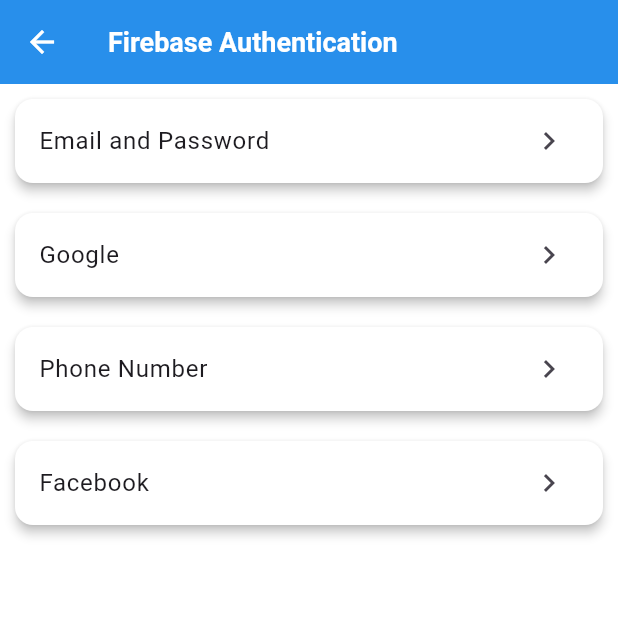
After one commit to TirumalPhutane/Task-app, a Flutter app: the FirebaseAuthScreen screen opened by its route, on a phone screen of 412 x 824 dp, the top half of it. The commit adds this screen. Run offline on Flutter 3.47's test engine with Material 3 defaults, Android fonts, the phone set to English and light mode, and no system bars; our stand-ins replace async_redux, file_picker, firebase_auth, firebase_core, firebase_crashlytics, firebase_messaging and 8 more; missing offline and left inert: firebase_app_installations, firebase_in_app_messaging; accounts and stored records are empty.

Commit message:
added screen for authentication routing

```diff
--- /dev/null
+++ b/lib/firebase/firebase_auth/firebase_auth_screen.dart
@@ -0,0 +1,57 @@
+import 'package:demo/navigation/route_names.dart';
+import 'package:flutter/material.dart';
+
+class FirebaseAuthScreen extends StatelessWidget {
+  const FirebaseAuthScreen({super.key});
+
+  @override
+  Widget build(BuildContext context) {
+    List<String> authentications = [
+      'Email and Password',
+      'Google',
+      'Phone Number',
+      'Facebook',
+    ];
+
+    return Scaffold(
+      appBar: AppBar(title: Text('Firebase Authentication')),
+      body: ListView.builder(
+        itemCount: authentications.length,
+        itemBuilder: (BuildContext context, int index) {
+          return InkWell(
+            onTap: () {
+              Navigator.pushNamed(context, getScreenForList(index));
+            },
+            child: Card(
+              elevation: 3.0,
+              margin: EdgeInsets.symmetric(horizontal: 10, vertical: 10),
+              child: ListTile(
+                key: ValueKey(index),
+                //leading: const Icon(Icons.list),
+                trailing: const Icon(Icons.keyboard_arrow_right),
+                title: Text(
+                  authentications[index],
+                  style: TextStyle(fontWeight: FontWeight.normal),
+                ),
+              ),
+            ),
+          );
+        },
+      ),
+    );
+  }
+}
+
+String getScreenForList(int index) {
+  switch (index) {
+    case 0:
+      return RouteNames.emailPasswordScreen;
+    case 1:
+      return RouteNames.signInWithGoogleScreen;
+    case 2:
+      return RouteNames.phoneNumberAuthScreen;
+    case 3:
+      return RouteNames.emailPasswordScreen;
+  }
+  return "";
+}
--- a/lib/firebase/push_notifications.dart
+++ b/lib/firebase/push_notifications/push_notifications.dart
@@ -1,4 +1,4 @@
-import 'package:demo/firebase/notification_service.dart';
+import 'package:demo/firebase/push_notifications/notification_service.dart';
 import 'package:demo/navigation/route_names.dart';
 import 'package:firebase_messaging/firebase_messaging.dart';
 import 'package:flutter/material.dart';
--- a/lib/firebase/remote_config.dart
+++ b/lib/firebase/remote_config/remote_config.dart
@@ -1,4 +1,4 @@
-import 'package:demo/firebase/remote_config_service.dart';
+import 'package:demo/firebase/remote_config/remote_config_service.dart';
 import 'package:demo/theme_management/app_colors.dart';
 import 'package:flutter/material.dart';
 
--- a/lib/main.dart
+++ b/lib/main.dart
@@ -1,6 +1,6 @@
 import 'package:async_redux/async_redux.dart';
 import 'package:demo/common/app_state.dart';
-import 'package:demo/firebase/remote_config_service.dart';
+import 'package:demo/firebase/remote_config/remote_config_service.dart';
 import 'package:demo/firebase_options.dart';
 import 'package:demo/common/hive_constants.dart';
 import 'package:demo/l10n/app_localizations.dart';
--- a/lib/navigation/route_names.dart
+++ b/lib/navigation/route_names.dart
@@ -8,13 +8,14 @@
 import 'package:demo/file_demo/file_picker.dart';
 import 'package:demo/firebase/firebase_auth/email/sign_in_with_google_screen.dart';
 import 'package:demo/firebase/firebase_auth/email_password/email_password_screen.dart';
+import 'package:demo/firebase/firebase_auth/firebase_auth_screen.dart';
 import 'package:demo/firebase/firebase_auth/phone/otp_screen.dart';
 import 'package:demo/firebase/firebase_auth/phone/phone_auth_home_screen.dart';
 import 'package:demo/firebase/firebase_auth/phone/phone_number_auth_screen.dart';
 import 'package:demo/firebase/firebase_screen.dart';
-import 'package:demo/firebase/notification_screen.dart';
-import 'package:demo/firebase/push_notifications.dart';
-import 'package:demo/firebase/remote_config.dart';
+import 'package:demo/firebase/push_notifications/notification_screen.dart';
+import 'package:demo/firebase/push_notifications/push_notifications.dart';
+import 'package:demo/firebase/remote_config/remote_config.dart';
 import 'package:demo/hive_database/hive_screen.dart';
 import 'package:demo/icons/icons.dart';
 import 'package:demo/images/images.dart';
@@ -75,6 +76,7 @@
   static const String phoneNumberAuthScreen = '/PhoneNumberAuthScreen';
   static const String otpScreen = '/OtpScreen';
   static const String phoneAuthHomeScreen = '/PhoneAuthHomeScreen';
+  static const String firebaseAuthScreen = '/FirebaseAuthScreen';
 
   static Route<dynamic> generateRoute(RouteSettings settings) {
     final Object? argument = settings.arguments;
@@ -222,6 +224,10 @@
         return MaterialPageRoute(
           builder: (BuildContext context) => PhoneAuthHomeScreen(),
         );
+      case firebaseAuthScreen:
+        return MaterialPageRoute(
+          builder: (BuildContext context) => FirebaseAuthScreen(),
+        );
       default:
         //final name = arugment == null ? "" : arugment as String;
         return MaterialPageRoute(
--- a/lib/scrolling_widgets/gridview_demo.dart
+++ b/lib/scrolling_widgets/gridview_demo.dart
@@ -172,7 +172,7 @@
     case 'c24':
       return RouteNames.pushNotification;
     case 'c25':
-      return RouteNames.phoneNumberAuthScreen;
+      return RouteNames.firebaseAuthScreen;
     // Add more cases for other categories
     default:
       return RouteNames.gridViewDemoScreen;
```
Also changed, not shown: lib/firebase/push_notifications/notification_screen.dart (renamed from lib/firebase/notification_screen.dart), lib/firebase/push_notifications/notification_service.dart (renamed from lib/firebase/notification_service.dart), lib/firebase/remote_config/remote_config_service.dart (renamed from lib/firebase/remote_config_service.dart).
